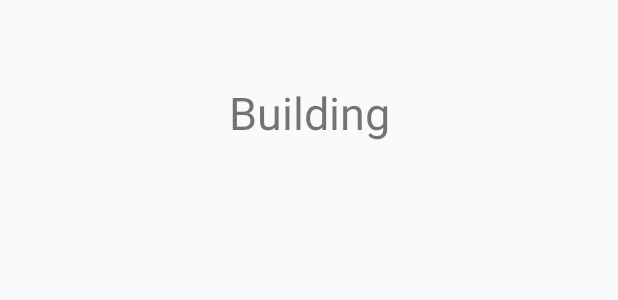
After one commit to boranorben/ParkingFinder, an Android app: the layout activity_floor.xml on its own in the app's theme, with its tools: preview values and no code run, on a phone screen of 412 x 824 dp. The commit adds this screen. Shown: the top 300 px of the screen. Run offline under Robolectric (Android 15) with nearby library versions, the phone set to English and light mode, and no system bars.

Commit message:
create FloorActivity

```diff
--- a/app/build.gradle
+++ b/app/build.gradle
@@ -24,7 +24,7 @@ android {
 
 dependencies {
     implementation fileTree(dir: 'libs', include: ['*.jar'])
-    implementation"org.jetbrains.kotlin:kotlin-stdlib-jre7:$kotlin_version"
+    implementation "org.jetbrains.kotlin:kotlin-stdlib-jre7:$kotlin_version"
     implementation 'com.android.support:appcompat-v7:27.1.1'
     implementation 'com.android.support.constraint:constraint-layout:1.1.0'
     testImplementation 'junit:junit:4.12'
--- a/app/src/main/AndroidManifest.xml
+++ b/app/src/main/AndroidManifest.xml
@@ -16,6 +16,7 @@
                 <category android:name="android.intent.category.LAUNCHER" />
             </intent-filter>
         </activity>
+        <activity android:name=".FloorActivity"></activity>
     </application>
 
 </manifest>
--- /dev/null
+++ b/app/src/main/res/layout/activity_floor.xml
@@ -0,0 +1,25 @@
+<?xml version="1.0" encoding="utf-8"?>
+<android.support.constraint.ConstraintLayout xmlns:android="http://schemas.android.com/apk/res/android"
+    xmlns:app="http://schemas.android.com/apk/res-auto"
+    xmlns:tools="http://schemas.android.com/tools"
+    android:layout_width="match_parent"
+    android:layout_height="match_parent"
+    tools:context=".FloorActivity">
+
+    <TextView
+        android:id="@+id/bldgNumber"
+        android:layout_width="wrap_content"
+        android:layout_height="wrap_content"
+        android:layout_marginBottom="8dp"
+        android:layout_marginEnd="8dp"
+        android:layout_marginStart="8dp"
+        android:layout_marginTop="8dp"
+        android:text="Building"
+        android:textSize="30sp"
+        app:layout_constraintBottom_toBottomOf="parent"
+        app:layout_constraintEnd_toEndOf="parent"
+        app:layout_constraintHorizontal_bias="0.501"
+        app:layout_constraintStart_toStartOf="parent"
+        app:layout_constraintTop_toTopOf="parent"
+        app:layout_constraintVertical_bias="0.061" />
+</android.support.constraint.ConstraintLayout>
--- a/app/src/main/res/layout/activity_main.xml
+++ b/app/src/main/res/layout/activity_main.xml
@@ -31,6 +31,7 @@
         android:layout_marginStart="8dp"
         android:layout_marginTop="8dp"
         android:text="1st Building"
+        android:onClick="firstBldgBtnClicked"
         app:layout_constraintBottom_toBottomOf="parent"
         app:layout_constraintEnd_toEndOf="parent"
         app:layout_constraintStart_toStartOf="parent"
@@ -46,6 +47,7 @@
         android:layout_marginStart="8dp"
         android:layout_marginTop="8dp"
         android:text="2nd Building"
+        android:onClick="secondBldgClicked"
         app:layout_constraintBottom_toBottomOf="parent"
         app:layout_constraintEnd_toEndOf="parent"
         app:layout_constraintStart_toStartOf="parent"
```
Also changed, not shown: app/src/main/java/com/example/boranorben/parkingfinder/FloorActivity.kt (added, +17 -0 lines), app/src/main/java/com/example/boranorben/parkingfinder/MainActivity.kt (+15 -0 lines).
